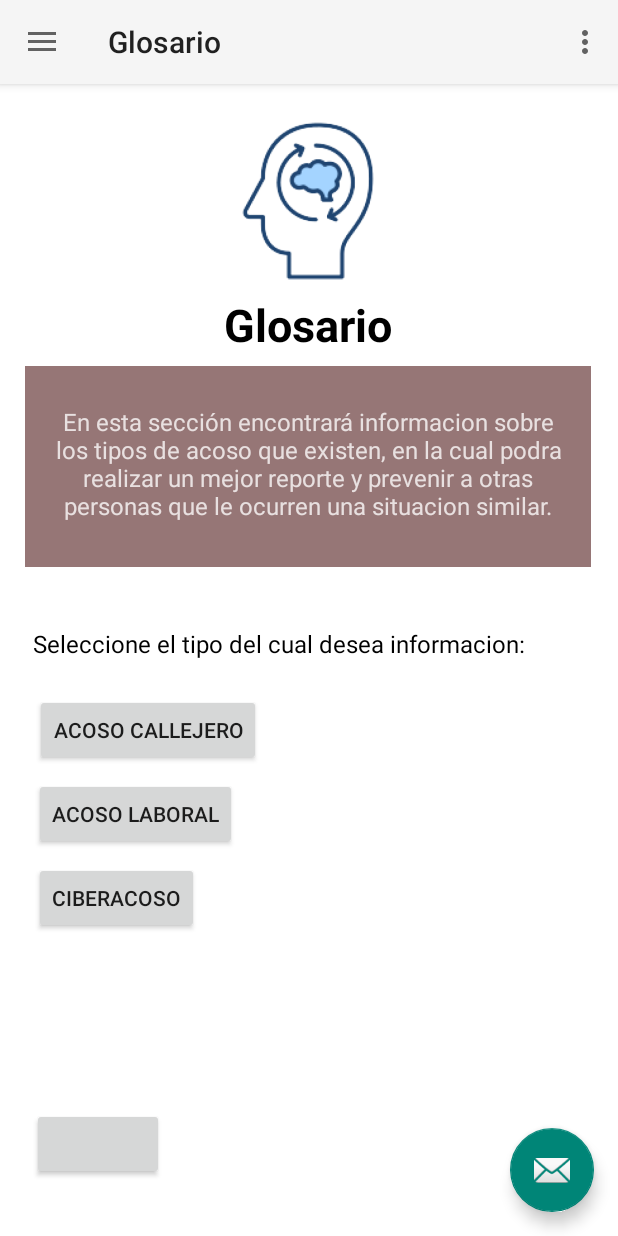
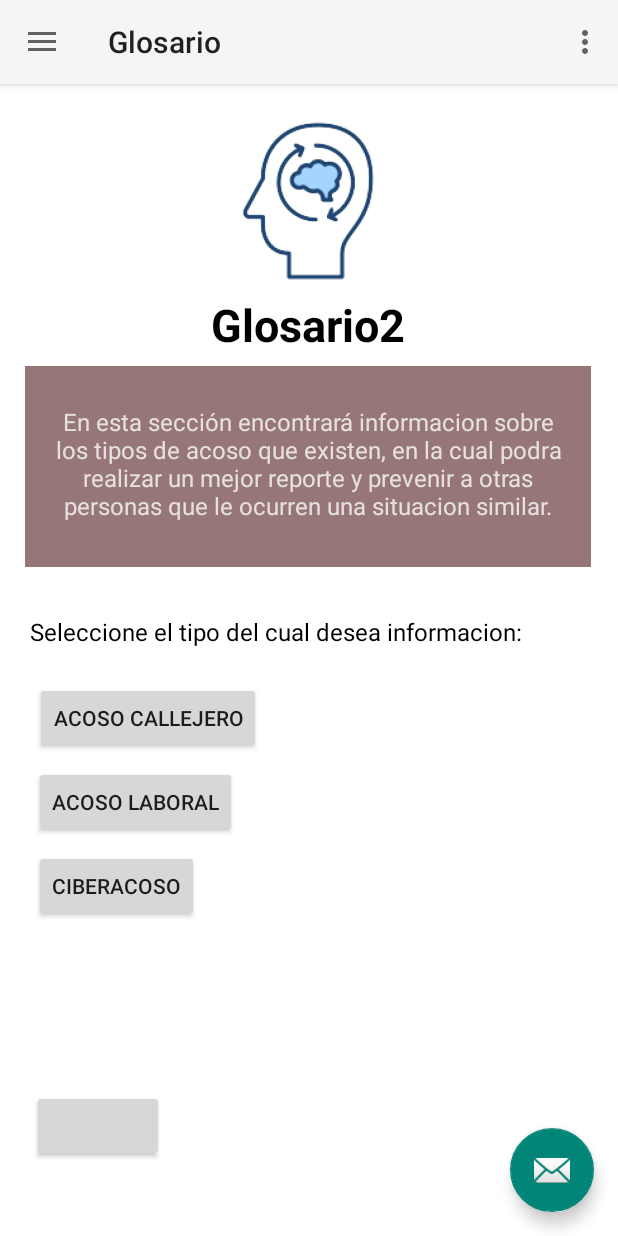
Before and after one commit to MarcoPadillaC98/NavDrawer, an Android app: the screen it shows after launch (MainActivity), in the side drawer, after a tap on "Glosario", on a phone screen of 412 x 824 dp. Run offline under Robolectric (Android 15) with nearby library versions, the light colour scheme and no system bars; our stand-ins replace navigation-ui.

```diff
--- a/app/src/main/res/layout/fragment_glosario.xml
+++ b/app/src/main/res/layout/fragment_glosario.xml
@@ -26,7 +26,7 @@
         android:layout_marginTop="12dp"
         android:fontFamily="@font/font"
         android:includeFontPadding="false"
-        android:text="Glosario"
+        android:text="Glosario2"
         android:textAlignment="center"
         android:textColor="#000000"
         android:textSize="30sp"
@@ -38,10 +38,10 @@
 
     <TextView
         android:id="@+id/textView2"
-        android:layout_width="380dp"
+        android:layout_width="wrap_content"
         android:layout_height="27dp"
         android:layout_marginStart="10dp"
-        android:layout_marginTop="44dp"
+        android:layout_marginTop="36dp"
         android:layout_marginEnd="10dp"
         android:gravity="center"
         android:text="Seleccione el tipo del cual desea informacion:"
@@ -50,7 +50,7 @@
         android:textIsSelectable="false"
         android:textSize="16sp"
         app:layout_constraintEnd_toEndOf="parent"
-        app:layout_constraintHorizontal_bias="1.0"
+        app:layout_constraintHorizontal_bias="0.161"
         app:layout_constraintStart_toStartOf="parent"
         app:layout_constraintTop_toBottomOf="@+id/textView3" />
 
@@ -119,7 +119,7 @@
         android:id="@+id/button4"
         android:layout_width="wrap_content"
         android:layout_height="wrap_content"
-        android:layout_marginTop="116dp"
+        android:layout_marginTop="112dp"
         app:layout_constraintEnd_toEndOf="parent"
         app:layout_constraintHorizontal_bias="0.065"
         app:layout_constraintStart_toStartOf="parent"
```
